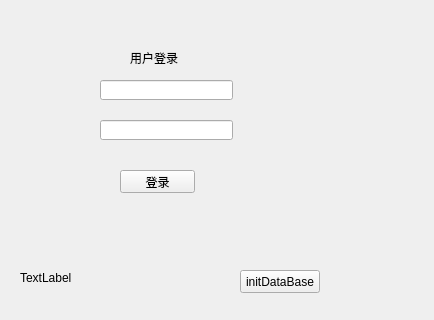
First picture: the form in widget.ui, repository littlebee21/Qtsms, before the edit.
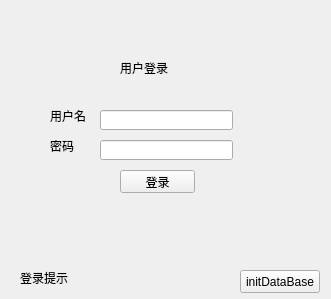
Second picture: the form after the edit.

```diff
--- a/widget.ui
+++ b/widget.ui
@@ -6,8 +6,8 @@
    <rect>
     <x>0</x>
     <y>0</y>
-    <width>434</width>
-    <height>320</height>
+    <width>331</width>
+    <height>299</height>
    </rect>
   </property>
   <property name="windowTitle">
@@ -16,8 +16,8 @@
   <widget class="QLabel" name="constLoginLabel">
    <property name="geometry">
     <rect>
-     <x>130</x>
-     <y>50</y>
+     <x>120</x>
+     <y>60</y>
      <width>48</width>
      <height>16</height>
     </rect>
@@ -30,7 +30,7 @@
    <property name="geometry">
     <rect>
      <x>100</x>
-     <y>80</y>
+     <y>110</y>
      <width>133</width>
      <height>20</height>
     </rect>
@@ -40,7 +40,7 @@
    <property name="geometry">
     <rect>
      <x>100</x>
-     <y>120</y>
+     <y>140</y>
      <width>133</width>
      <height>20</height>
     </rect>
@@ -69,7 +69,7 @@
     </rect>
    </property>
    <property name="text">
-    <string>TextLabel</string>
+    <string>登录提示</string>
    </property>
   </widget>
   <widget class="QPushButton" name="initDataBasePushButton">
@@ -85,6 +85,32 @@
     <string>initDataBase</string>
    </property>
   </widget>
+  <widget class="QLabel" name="label">
+   <property name="geometry">
+    <rect>
+     <x>50</x>
+     <y>110</y>
+     <width>54</width>
+     <height>12</height>
+    </rect>
+   </property>
+   <property name="text">
+    <string>用户名</string>
+   </property>
+  </widget>
+  <widget class="QLabel" name="label_2">
+   <property name="geometry">
+    <rect>
+     <x>50</x>
+     <y>140</y>
+     <width>54</width>
+     <height>12</height>
+    </rect>
+   </property>
+   <property name="text">
+    <string>密码</string>
+   </property>
+  </widget>
  </widget>
  <resources/>
  <connections/>
```
